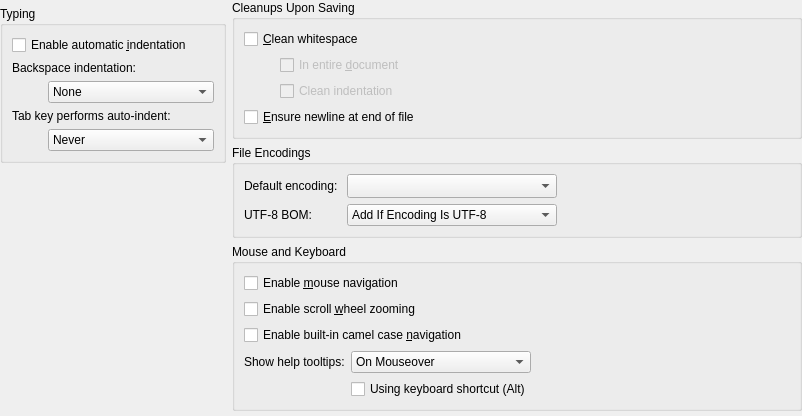
qt-creator/qt-creator, file src/plugins/texteditor/behaviorsettingswidget.ui: the form before one commit.
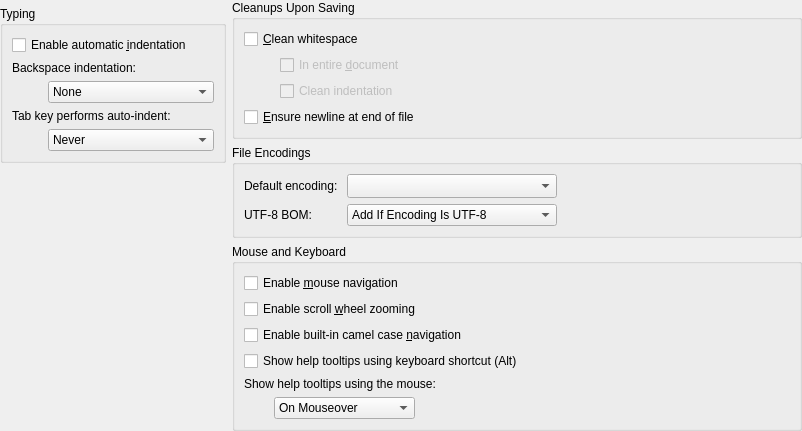
The form after the commit. Custom widgets are drawn as their Qt base class.

Commit message:
TextEditor: Clarify "Using keyboard shortcut (Alt)" in the settings.
In Tools > Options > Text Editor > Behavior > "Mouse and Keyboard"
the position of the checkbox "Using keyboard shortcut (Alt)" had an
unclear relation to the mouse settings above. Users assumed those two
were linked.

Now the checkbox is moved above the mouse settings and it is not
indentend any more. Further, both settings labels were slightly changed
to clarify that.

Task-number: QTCREATORBUG-10178

What changed in the file:
```diff
--- a/src/plugins/texteditor/behaviorsettingswidget.ui
+++ b/src/plugins/texteditor/behaviorsettingswidget.ui
@@ -342,15 +342,41 @@
          </widget>
         </item>
         <item>
-         <layout class="QGridLayout" name="gridLayout_4">
-          <item row="0" column="0">
-           <widget class="QLabel" name="helpTooltipsLabel">
-            <property name="text">
-             <string>Show help tooltips:</string>
+         <widget class="QCheckBox" name="keyboardTooltips">
+          <property name="toolTip">
+           <string>Press Alt to display context-sensitive help or type information as tooltips.</string>
+          </property>
+          <property name="text">
+           <string>Show help tooltips using keyboard shortcut (Alt)</string>
+          </property>
+         </widget>
+        </item>
+        <item>
+         <widget class="QLabel" name="helpTooltipsLabel">
+          <property name="text">
+           <string>Show help tooltips using the mouse:</string>
+          </property>
+         </widget>
+        </item>
+        <item>
+         <layout class="QHBoxLayout" name="horizontalLayout_2">
+          <item>
+           <spacer name="horizontalSpacer">
+            <property name="orientation">
+             <enum>Qt::Horizontal</enum>
             </property>
-           </widget>
+            <property name="sizeType">
+             <enum>QSizePolicy::Fixed</enum>
+            </property>
+            <property name="sizeHint" stdset="0">
+             <size>
+              <width>30</width>
+              <height>20</height>
+             </size>
+            </property>
+           </spacer>
           </item>
-          <item row="0" column="1">
+          <item>
            <widget class="QComboBox" name="constrainTooltipsBox">
             <item>
              <property name="text">
@@ -364,8 +390,8 @@
             </item>
            </widget>
           </item>
-          <item row="0" column="2">
-           <spacer name="horizontalSpacer">
+          <item>
+           <spacer name="horizontalSpacer_3">
             <property name="orientation">
              <enum>Qt::Horizontal</enum>
             </property>
@@ -377,16 +403,6 @@
             </property>
            </spacer>
           </item>
-          <item row="1" column="1">
-           <widget class="QCheckBox" name="keyboardTooltips">
-            <property name="toolTip">
-             <string>Press Alt to display context-sensitive help or type information as tooltips.</string>
-            </property>
-            <property name="text">
-             <string>Using keyboard shortcut (Alt)</string>
-            </property>
-           </widget>
-          </item>
          </layout>
         </item>
        </layout>
```
Left out of the diff: 11 changed lines with no effect on the pictures. The commit also changes 1 other file.
